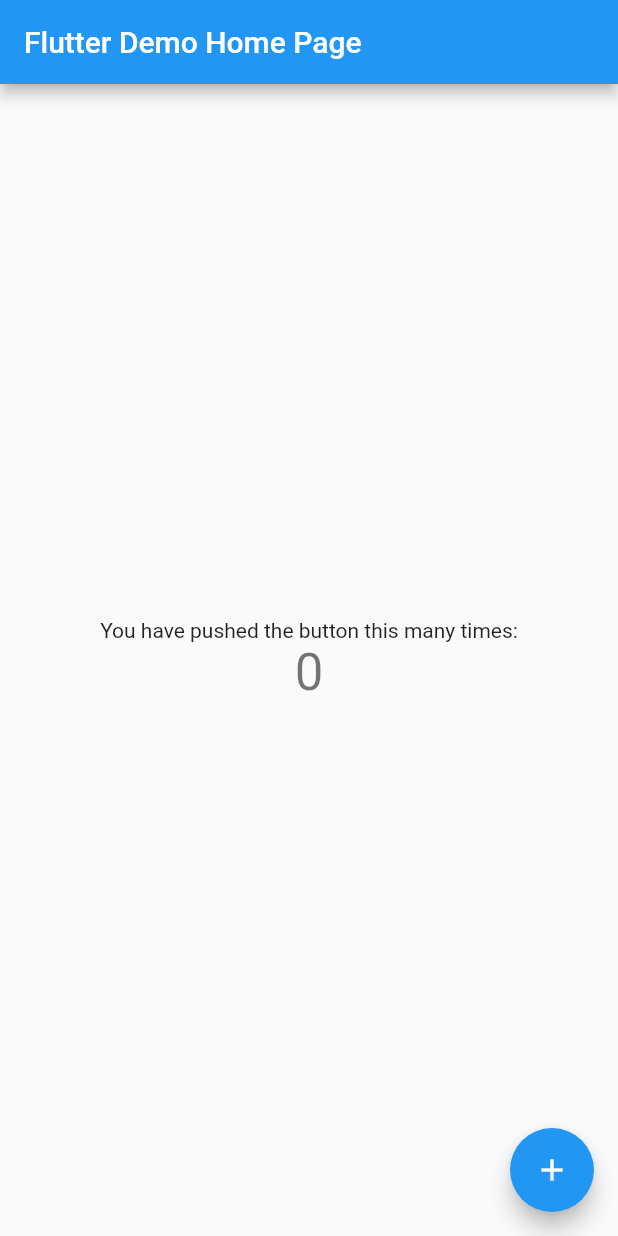
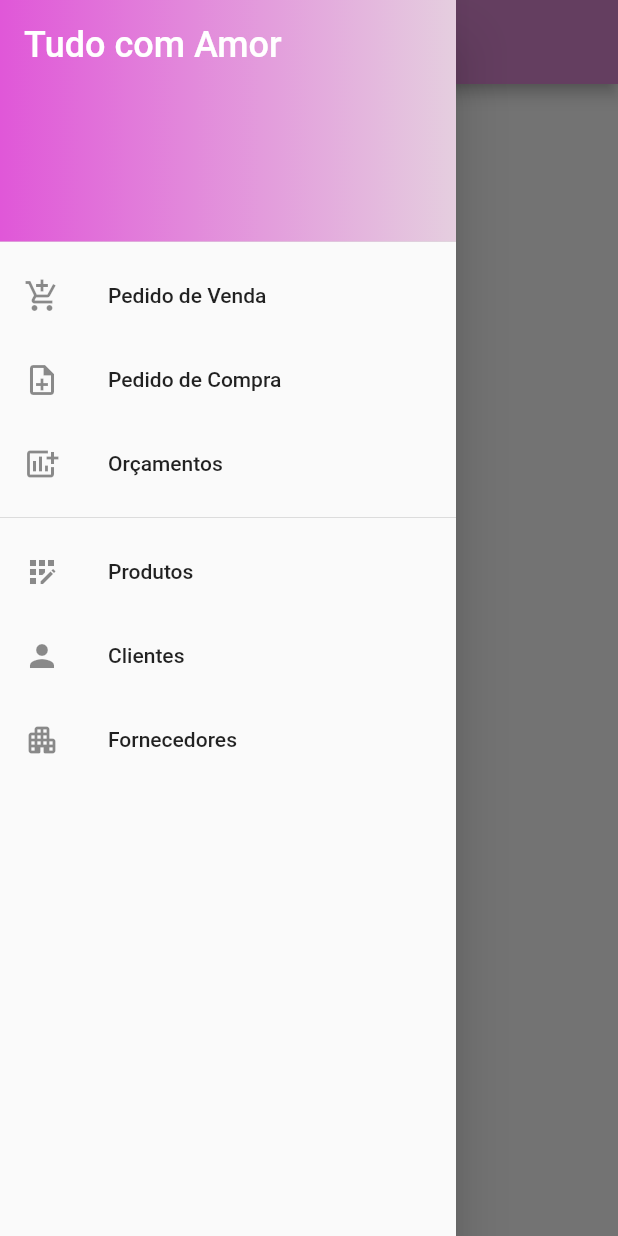
Before and after one commit to guilherme-g7/tudoComAmor, a Flutter app: the screen it shows after launch, with the side drawer open (before the commit the screen has no drawer), on a phone screen of 412 x 824 dp. Run offline on Flutter 3.47's test engine with Material 2 defaults, Android fonts, the phone set to English and light mode, and no system bars; our stand-ins replace sqflite; accounts and stored records are empty.

Commit message:
Adicionado db para produtos e categorias;

```diff
--- a/lib/core/sql/db_helper.dart
+++ b/lib/core/sql/db_helper.dart
@@ -23,7 +23,7 @@
 
   Future _initDb() async {
     String databasesPath = await getDatabasesPath();
-    String path = join(databasesPath, 'carros.db');
+    String path = join(databasesPath, 'tudocomamor.db');
     print("db $path");
 
     var db = await openDatabase(path, version: 1, onCreate: _onCreate, onUpgrade: _onUpgrade);
--- /dev/null
+++ b/lib/features/app.dart
@@ -0,0 +1,24 @@
+import 'package:flutter/material.dart';
+
+import '../core/utils/gerate_color.dart';
+import 'home/home_page.dart';
+
+class TudoComAmor extends StatefulWidget {
+  const TudoComAmor({Key? key}) : super(key: key);
+
+  @override
+  State<TudoComAmor> createState() => _TudoComAmorState();
+}
+
+class _TudoComAmorState extends State<TudoComAmor> {
+  @override
+  Widget build(BuildContext context) {
+    return MaterialApp(
+      theme: ThemeData(
+        primarySwatch: generateMaterialColor(Color(0xFFD988D2)),
+        primaryColor: Color(0xFFD4AED0),
+      ),
+      home: HomePage(),
+    );
+  }
+}
--- /dev/null
+++ b/lib/features/home/home_page.dart
@@ -0,0 +1,75 @@
+
+import 'package:flutter/material.dart';
+
+class HomePage extends StatelessWidget {
+  HomePage({Key? key}) : super(key: key);
+
+  @override
+  Widget build(BuildContext context) {
+    return Scaffold(
+      appBar: AppBar(
+        title: const Text('Home Page'),
+      ),
+      drawer: Drawer(
+        child: ListView(
+          children: [
+            const DrawerHeader(
+              decoration: BoxDecoration(
+                gradient: LinearGradient(
+                  begin: Alignment.centerLeft,
+                  end: Alignment.centerRight,
+                  colors: [
+                    Color(0xFFE057D8),
+                    Color(0xFFE5CEDF),
+                  ],
+                ),
+              ),
+              child: Text(
+                'Tudo com Amor',
+                style: TextStyle(
+                  color: Colors.white,
+                  fontSize: 24,
+                ),
+              ),
+            ),
+            const ListTile(
+              leading: Icon(Icons.add_shopping_cart),
+              title: Text('Pedido de Venda'),
+            ),
+            const ListTile(
+              leading: Icon(Icons.note_add_outlined),
+              title: Text('Pedido de Compra'),
+            ),
+            const ListTile(
+              leading: Icon(Icons.add_chart),
+              title: Text('Orçamentos'),
+            ),
+            const Divider(),
+            ListTile(
+              leading: Icon(Icons.app_registration),
+              title: Text('Produtos'),
+              onTap: () {
+
+              },
+            ),
+            ListTile(
+              leading: Icon(Icons.person),
+              title: Text('Clientes'),
+              onTap: () {
+
+              },
+            ),
+            ListTile(
+              leading: Icon(Icons.apartment_rounded),
+              title: Text('Fornecedores'),
+              onTap: () {
+
+              },
+            ),
+          ],
+        ),
+      ),
+      body: Container(),
+    );
+  }
+}
--- a/lib/main.dart
+++ b/lib/main.dart
@@ -1,115 +1,8 @@
 import 'package:flutter/material.dart';
 
+import 'features/app.dart';
+
 void main() {
-  runApp(const MyApp());
+  WidgetsFlutterBinding.ensureInitialized();
+  runApp(const TudoComAmor());
 }
-
-class MyApp extends StatelessWidget {
-  const MyApp({Key? key}) : super(key: key);
-
-  // This widget is the root of your application.
-  @override
-  Widget build(BuildContext context) {
-    return MaterialApp(
-      title: 'Flutter Demo',
-      theme: ThemeData(
-        // This is the theme of your application.
-        //
-        // Try running your application with "flutter run". You'll see the
-        // application has a blue toolbar. Then, without quitting the app, try
-        // changing the primarySwatch below to Colors.green and then invoke
-        // "hot reload" (press "r" in the console where you ran "flutter run",
-        // or simply save your changes to "hot reload" in a Flutter IDE).
-        // Notice that the counter didn't reset back to zero; the application
-        // is not restarted.
-        primarySwatch: Colors.blue,
-      ),
-      home: const MyHomePage(title: 'Flutter Demo Home Page'),
-    );
-  }
-}
-
-class MyHomePage extends StatefulWidget {
-  const MyHomePage({Key? key, required this.title}) : super(key: key);
-
-  // This widget is the home page of your application. It is stateful, meaning
-  // that it has a State object (defined below) that contains fields that affect
-  // how it looks.
-
-  // This class is the configuration for the state. It holds the values (in this
-  // case the title) provided by the parent (in this case the App widget) and
-  // used by the build method of the State. Fields in a Widget subclass are
-  // always marked "final".
-
-  final String title;
-
-  @override
-  State<MyHomePage> createState() => _MyHomePageState();
-}
-
-class _MyHomePageState extends State<MyHomePage> {
-  int _counter = 0;
-
-  void _incrementCounter() {
-    setState(() {
-      // This call to setState tells the Flutter framework that something has
-      // changed in this State, which causes it to rerun the build method below
-      // so that the display can reflect the updated values. If we changed
-      // _counter without calling setState(), then the build method would not be
-      // called again, and so nothing would appear to happen.
-      _counter++;
-    });
-  }
-
-  @override
-  Widget build(BuildContext context) {
-    // This method is rerun every time setState is called, for instance as done
-    // by the _incrementCounter method above.
-    //
-    // The Flutter framework has been optimized to make rerunning build methods
-    // fast, so that you can just rebuild anything that needs updating rather
-    // than having to individually change instances of widgets.
-    return Scaffold(
-      appBar: AppBar(
-        // Here we take the value from the MyHomePage object that was created by
-        // the App.build method, and use it to set our appbar title.
-        title: Text(widget.title),
-      ),
-      body: Center(
-        // Center is a layout widget. It takes a single child and positions it
-        // in the middle of the parent.
-        child: Column(
-          // Column is also a layout widget. It takes a list of children and
-          // arranges them vertically. By default, it sizes itself to fit its
-          // children horizontally, and tries to be as tall as its parent.
-          //
-          // Invoke "debug painting" (press "p" in the console, choose the
-          // "Toggle Debug Paint" action from the Flutter Inspector in Android
-          // Studio, or the "Toggle Debug Paint" command in Visual Studio Code)
-          // to see the wireframe for each widget.
-          //
-          // Column has various properties to control how it sizes itself and
-          // how it positions its children. Here we use mainAxisAlignment to
-          // center the children vertically; the main axis here is the vertical
-          // axis because Columns are vertical (the cross axis would be
-          // horizontal).
-          mainAxisAlignment: MainAxisAlignment.center,
-          children: <Widget>[
-            const Text(
-              'You have pushed the button this many times:',
-            ),
-            Text(
-              '$_counter',
-              style: Theme.of(context).textTheme.headline4,
-            ),
-          ],
-        ),
-      ),
-      floatingActionButton: FloatingActionButton(
-        onPressed: _incrementCounter,
-        tooltip: 'Increment',
-        child: const Icon(Icons.add),
-      ), // This trailing comma makes auto-formatting nicer for build methods.
-    );
-  }
-}
--- a/pubspec.yaml
+++ b/pubspec.yaml
@@ -61,6 +61,7 @@
 
   # To add assets to your application, add an assets section, like this:
   assets:
+    - assets/sql/create.sql
     - assets/images/logo.png
     - assets/images/fundo.png
 
```
Also changed, not shown: lib/features/produto/produto_dao.dart (added, +12 -0 lines), lib/features/produto/produto_model.dart (added, +106 -0 lines), 3 other files.
